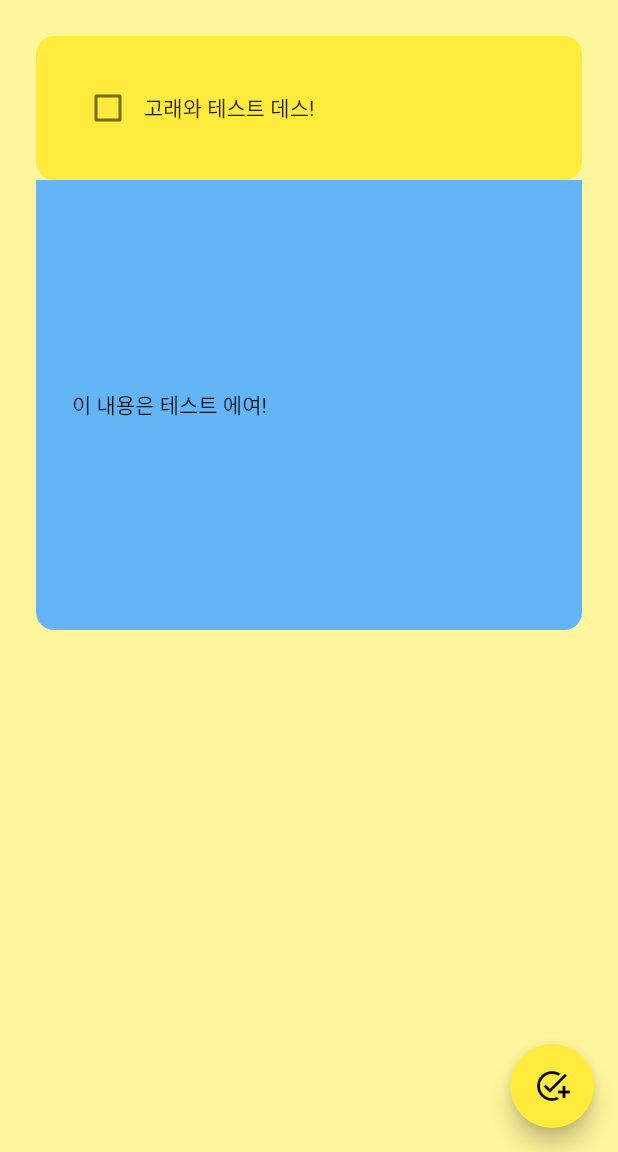
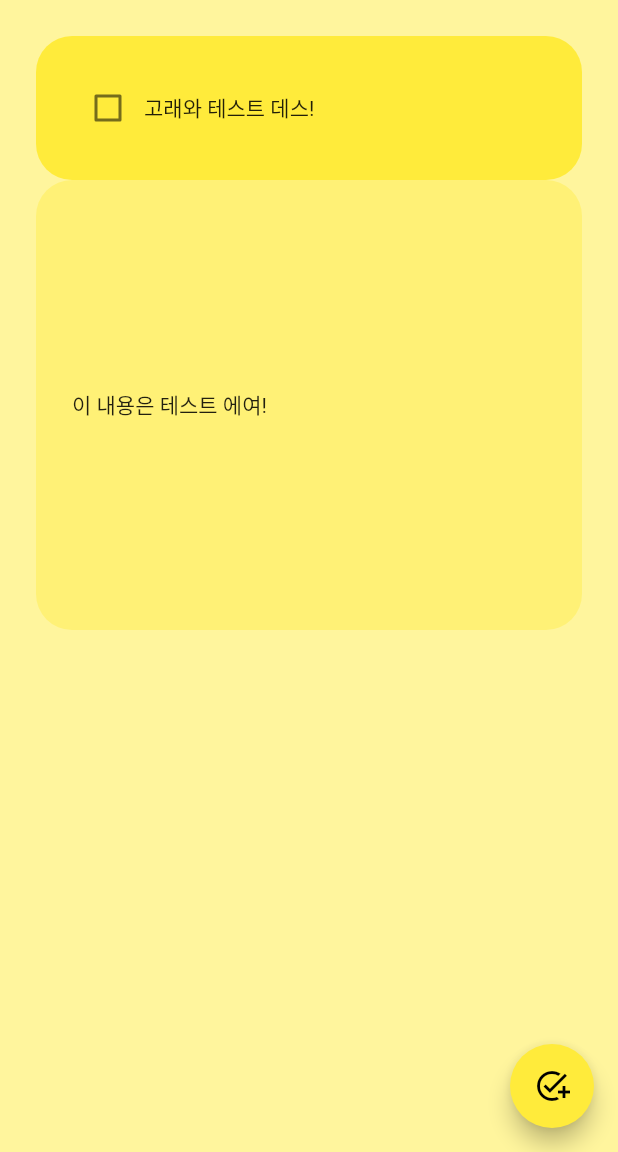
Before and after one commit to Leonamin/todolist, a Flutter app: the screen it shows after launch, after a tap on the "add task" icon, after a tap on "고래와 테스트 데스!", on a phone screen of 412 x 824 dp, the part 84-1236 px from its top. Run offline on Flutter 3.47's test engine with Material 2 defaults, Android fonts, the phone set to English and light mode, and no system bars.

Commit message:
디버그 - 리스트 삭제 안되는 문제 수정

```diff
--- a/lib/pages/todo_home.dart
+++ b/lib/pages/todo_home.dart
@@ -22,8 +22,9 @@ class _TodoHomeState extends State<TodoHome> {
             //WHY 이거 ValueKey<int>(tasks[index].id)를 사용하면 A dismissed Dismissible widget is still part of the tree 에러 발생
             // key: ValueKey<int>(tasks[index].id),
             key: UniqueKey(),
+            direction: DismissDirection.startToEnd,
             onDismissed: (direction) {
-              if (direction == DismissDirection.endToStart) {
+              if (direction == DismissDirection.startToEnd) {
                 setState(() {
                   tasks.removeAt(index);
                 });
--- a/lib/widgets/todo_tile.dart
+++ b/lib/widgets/todo_tile.dart
@@ -22,23 +22,45 @@ class _TodoTileState extends State<TodoTile> {
         children: [
           Stack(
             children: [
-              InkWell(
+              // AnimatedContainer(
+              //   duration: const Duration(milliseconds: 100),
+              //   height: isSelected ? 300 : 0,
+              //   padding: const EdgeInsets.all(24),
+              //   decoration: BoxDecoration(
+              //       color: Colors.blue[300],
+              //       borderRadius: BorderRadius.only(
+              //           bottomLeft: Radius.circular(12),
+              //           bottomRight: Radius.circular(12))),
+              //   child: isSelected
+              //       ? Row(
+              //           children: [
+              //             Text(widget.task.content ?? "",
+              //                 style: TextStyle(
+              //                     decoration: widget.task.isCompleted
+              //                         ? TextDecoration.lineThrough
+              //                         : null)),
+              //           ],
+              //         )
+              //       : null,
+              // ),
+              Container(
+                padding: const EdgeInsets.all(24),
+                decoration: BoxDecoration(
+                  color: Colors.yellow,
+                  borderRadius: BorderRadius.circular(24),
+                ),
+                child: InkWell(
                   onTap: () {
                     setState(() {
                       isSelected = !isSelected;
                     });
                   },
-                child: Container(
-                  padding: const EdgeInsets.all(24),
-                  decoration: BoxDecoration(
-                    color: Colors.yellow,
-                    borderRadius: BorderRadius.circular(12),
-                  ),
                   child: Row(
                     children: [
                       Checkbox(
                         value: widget.task.isCompleted,
-                          onChanged: widget.onPressed),
+                        onChanged: widget.onPressed,
+                      ),
                       Text(widget.task.title,
                           style: TextStyle(
                               decoration: widget.task.isCompleted
@@ -55,10 +77,8 @@ class _TodoTileState extends State<TodoTile> {
             height: isSelected ? 300 : 0,
             padding: const EdgeInsets.all(24),
             decoration: BoxDecoration(
-                color: Colors.blue[300],
-                borderRadius: BorderRadius.only(
-                    bottomLeft: Radius.circular(12),
-                    bottomRight: Radius.circular(12))),
+                color: Colors.yellow[300],
+                borderRadius: BorderRadius.circular(24)),
             child: isSelected
                 ? Row(
                     children: [
@@ -70,7 +90,7 @@ class _TodoTileState extends State<TodoTile> {
                     ],
                   )
                 : null,
-          )
+          ),
         ],
       ),
     );
```
Lines whose indentation alone changed are shown as unchanged.
